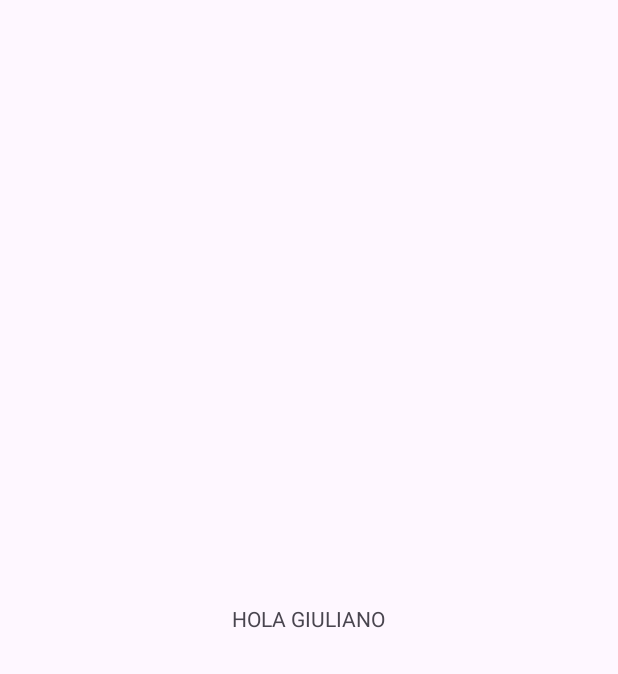
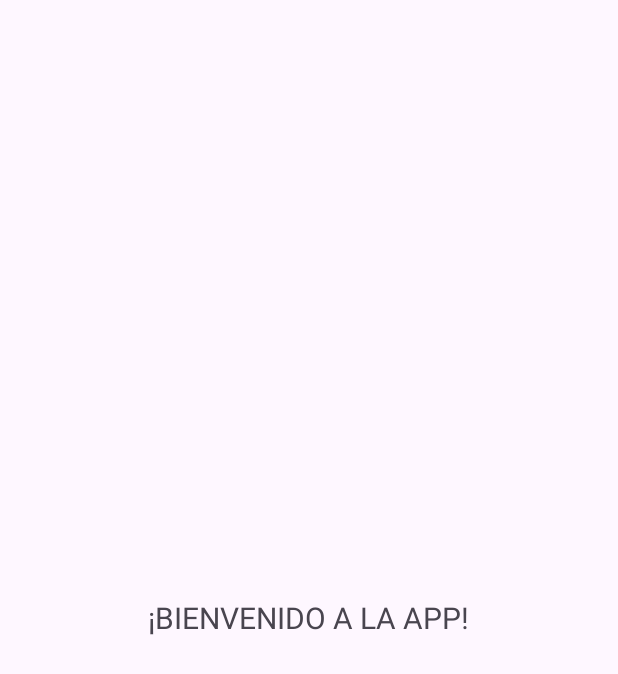
Before and after one commit to JulsSHOWTIME/Notas, an Android app: the NotesActivity screen opened directly, with no data from a screen before it, on a phone screen of 412 x 824 dp. Before the commit the part shown is almost empty. Shown: the top 674 px of the screen. Run offline under Robolectric (Android 15) with nearby library versions, the phone set to English and light mode, and no system bars.

```diff
--- a/app/src/main/java/com/example/notas/NotesActivity.java
+++ b/app/src/main/java/com/example/notas/NotesActivity.java
@@ -14,7 +14,7 @@ public class NotesActivity extends AppCompatActivity {
     protected void onCreate(Bundle savedInstanceState) {
         super.onCreate(savedInstanceState);
         EdgeToEdge.enable(this);
-        setContentView(R.layout.activity_main);
+        setContentView(R.layout.activity_notes);
         ViewCompat.setOnApplyWindowInsetsListener(findViewById(R.id.main), (v, insets) -> {
             Insets systemBars = insets.getInsets(WindowInsetsCompat.Type.systemBars());
             v.setPadding(systemBars.left, systemBars.top, systemBars.right, systemBars.bottom);
--- a/app/src/main/res/layout/activity_main.xml
+++ /dev/null
@@ -1,19 +0,0 @@
-<?xml version="1.0" encoding="utf-8"?>
-<androidx.constraintlayout.widget.ConstraintLayout xmlns:android="http://schemas.android.com/apk/res/android"
-    xmlns:app="http://schemas.android.com/apk/res-auto"
-    xmlns:tools="http://schemas.android.com/tools"
-    android:id="@+id/main"
-    android:layout_width="match_parent"
-    android:layout_height="match_parent"
-    tools:context=".NotesActivity">
-
-    <TextView
-        android:layout_width="wrap_content"
-        android:layout_height="wrap_content"
-        android:text="HOLA GIULIANO"
-        app:layout_constraintBottom_toBottomOf="parent"
-        app:layout_constraintEnd_toEndOf="parent"
-        app:layout_constraintStart_toStartOf="parent"
-        app:layout_constraintTop_toTopOf="parent" />
-
-</androidx.constraintlayout.widget.ConstraintLayout>
--- /dev/null
+++ b/app/src/main/res/layout/activity_notes.xml
@@ -0,0 +1,16 @@
+<?xml version="1.0" encoding="utf-8"?>
+<LinearLayout xmlns:android="http://schemas.android.com/apk/res/android"
+
+    android:layout_width="match_parent"
+    android:id="@+id/main"
+    android:layout_height="match_parent"
+    android:gravity="center"
+    android:orientation="vertical">
+
+    <TextView
+        android:layout_width="wrap_content"
+        android:layout_height="wrap_content"
+        android:text="¡BIENVENIDO A LA APP!"
+        android:textSize="20sp" />
+
+</LinearLayout>
```
Also changed, not shown: app/src/main/java/com/example/notas/LoginActivity.java (+10 -0 lines), app/src/main/java/com/example/notas/SplashActivity.java (+16 -1 lines).
